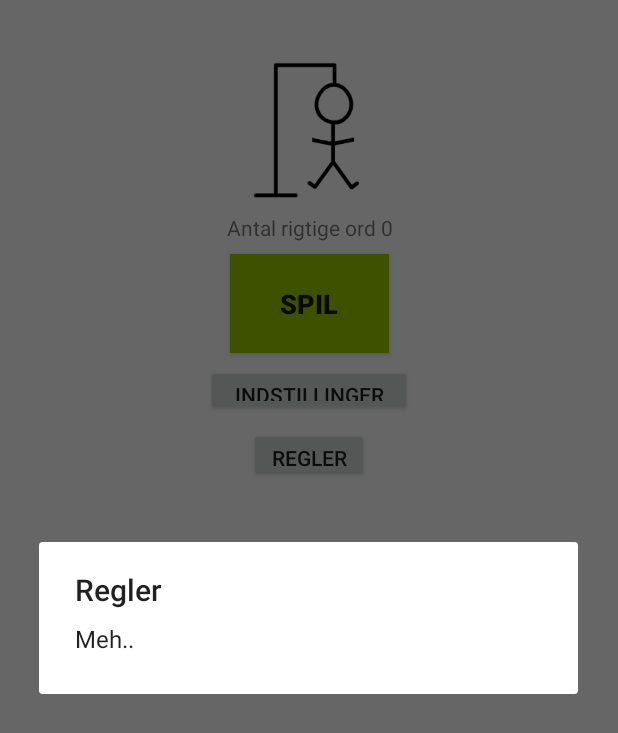
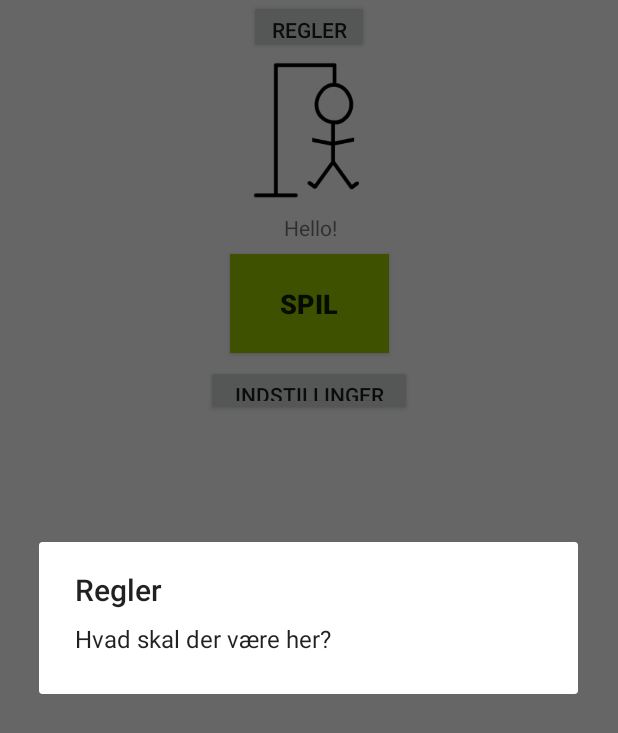
Before and after one commit to vonScholten/Galgeleg_v1, an Android app: the screen it shows after launch (MainActivity), after a tap on "REGLER", on a phone screen of 412 x 824 dp. Shown: the top 733 px of the screen. Run offline under Robolectric (Android 15) with nearby library versions, the phone set to English and light mode, and no system bars; network calls fail; 1 statement that could not run was skipped.

Commit message:
old highscore methode removed

```diff
--- a/app/src/main/java/s145005/galgeleg_v1/MainActivity.java
+++ b/app/src/main/java/s145005/galgeleg_v1/MainActivity.java
@@ -2,7 +2,6 @@
 
 import android.content.Context;
 import android.content.Intent;
-import android.content.SharedPreferences;
 import android.os.AsyncTask;
 import android.support.v7.app.AlertDialog;
 import android.support.v7.app.AppCompatActivity;
@@ -12,7 +11,6 @@
 import android.widget.TextView;
 
 import static s145005.galgeleg_v1.GameActivity.logic;
-import static s145005.galgeleg_v1.GameActivity.count;
 
 public class MainActivity extends AppCompatActivity implements View.OnClickListener {
 
@@ -20,12 +18,11 @@
 
     Button start;
     Button rules;
-    Button settings;
+    Button highscoreButton;
 
     Intent game;
     Intent highscore;
 
-    SharedPreferences memo;
 
     @Override
     protected void onCreate(Bundle savedInstanceState) {
@@ -37,16 +34,16 @@
             protected Object doInBackground(Object... arg0) {
                 try {
                     logic.hentOrdFraDr();
-                    return "Ordene blev korrekt hentet fra DR's server";
+                    return "Transfer of words from DR's server was a SUCCESS";
                 } catch (Exception e) {
                     e.printStackTrace();
-                    return "Ordene blev ikke hentet korrekt: "+e;
+                    return "Transfer of words from DR's server FAILED: "+e;
                 }
             }
 
             @Override
-            protected void onPostExecute(Object resultat) {
-                System.out.println("resultat: \n" + resultat);
+            protected void onPostExecute(Object result) {
+                System.out.println("result: \n" + result);
             }
         }.execute();
 
@@ -55,8 +52,8 @@
         start.setOnClickListener(this);
         rules = (Button) findViewById(R.id.rulesButton);
         rules.setOnClickListener(this);
-        settings = (Button) findViewById(R.id.settingsButton);
-        settings.setOnClickListener(this);
+        highscoreButton = (Button) findViewById(R.id.highscoreButton);
+        highscoreButton.setOnClickListener(this);
 
         //TextViews
         textView = (TextView) findViewById(R.id.WelcomeText);
@@ -64,11 +61,6 @@
         //Intents
         game = new Intent(MainActivity.this, GameActivity.class); //intent for starting game activity
         highscore = new Intent(MainActivity.this, HighscoreActivity.class); //intent for starting highscore activity
-
-        memo = getSharedPreferences("count", Context.MODE_PRIVATE);
-        memo.getInt("count", count);
-        textView.setText("Antal rigtige ord: " + count);
-
     }
 
     @Override
@@ -77,23 +69,16 @@
             MainActivity.this.startActivity(game);
             System.out.println("game activity startet");
         }
-        else if (v == rules){ //TO-DO: rework til highscore and add rules in settings
+        else if (v == rules){
             AlertDialog.Builder rulesDialog = new AlertDialog.Builder(this);
             rulesDialog.setTitle("Regler");
-            rulesDialog.setMessage("Meh..");
+            rulesDialog.setMessage("Hvad skal der være her?");
             rulesDialog.show();
-            System.out.println("showing highscore dialog");
+            System.out.println("showing rules dialog");
         }
-        else if (v == settings){
+        else if (v == highscoreButton){
             MainActivity.this.startActivity(highscore);
             System.out.println("highscore activity started");
         }
     }
-
-    @Override
-    public void onResume() {
-        super.onResume();
-        textView.setText("Antal rigtige ord " + count);
-
-    }
 }
--- a/app/src/main/res/layout/activity_main.xml
+++ b/app/src/main/res/layout/activity_main.xml
@@ -44,7 +44,7 @@
         app:layout_constraintHorizontal_bias="0.501"
         app:layout_constraintLeft_toLeftOf="parent"
         app:layout_constraintRight_toRightOf="parent"
-        app:layout_constraintTop_toBottomOf="@+id/settingsButton" />
+        app:layout_constraintTop_toBottomOf="@+id/highscoreButton" />
 
     <ImageView
         android:id="@+id/imageView2"
```
Also changed, not shown: app/src/main/java/s145005/galgeleg_v1/GameActivity.java (+8 -25 lines).
